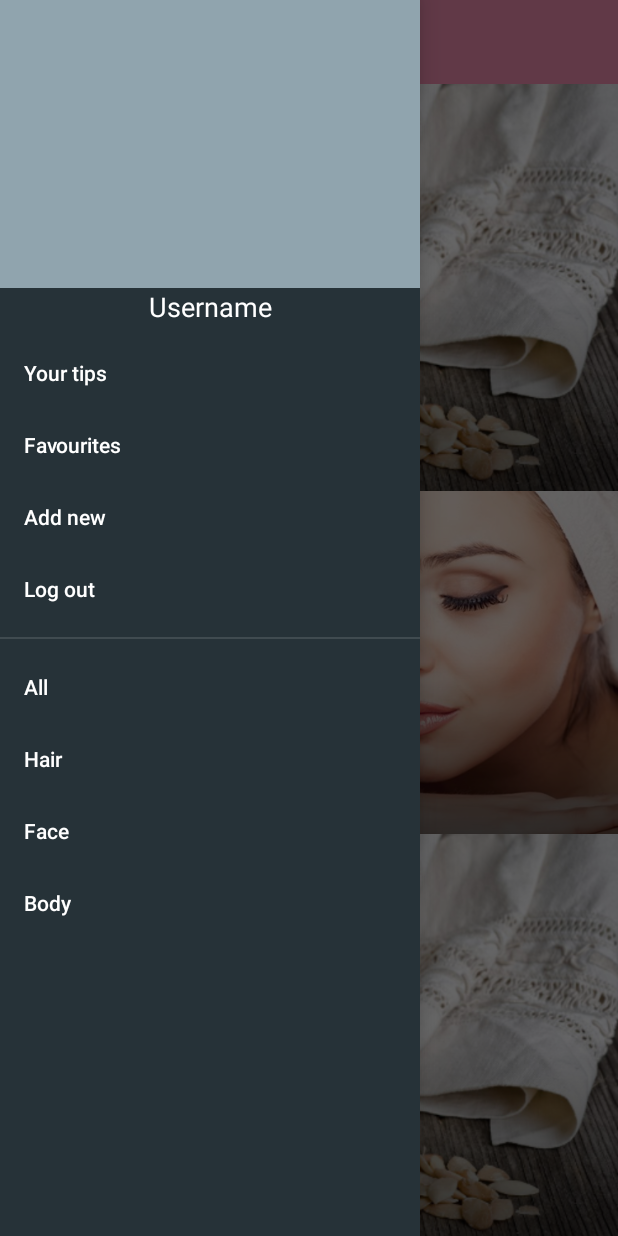
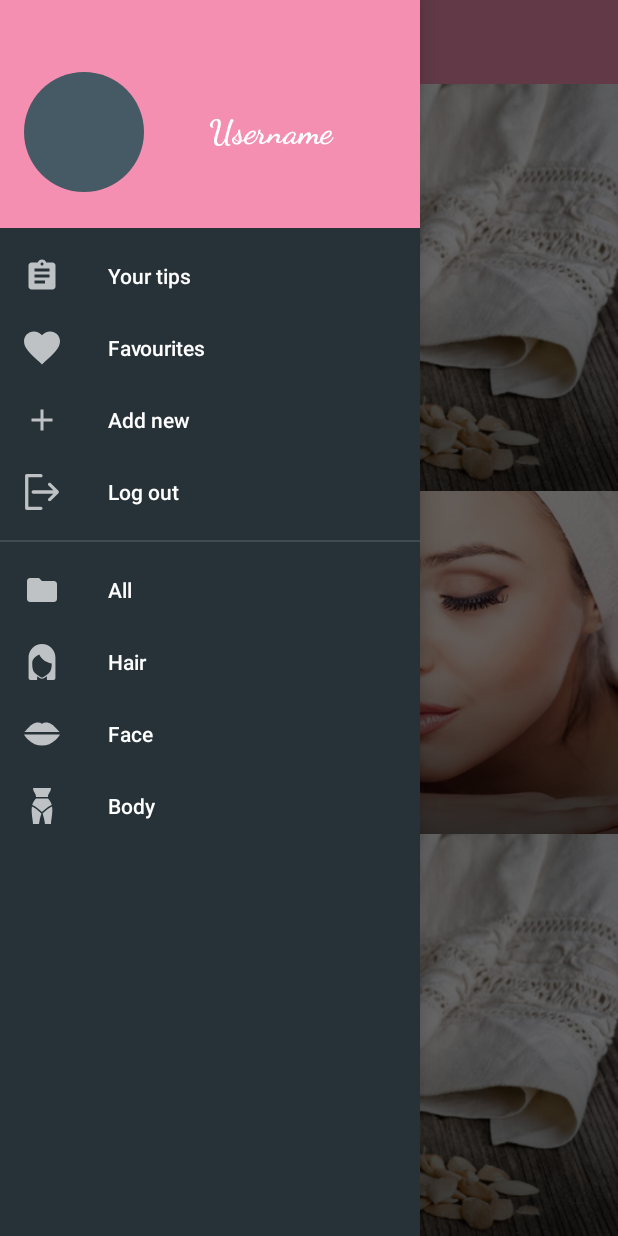
Before and after one commit to yogourt/CosmetiqueOrganique, an Android app: the screen it shows after launch (MainActivity), with the side drawer open, on a phone screen of 412 x 824 dp. Run offline under Robolectric (Android 15) with nearby library versions, the phone set to English and light mode, and no system bars; our stand-ins replace ButterKnife, CircleImageView; Roboto replaces fonts that are not available here.

Commit message:
Improve navigation drawer

```diff
--- a/app/build.gradle
+++ b/app/build.gradle
@@ -44,6 +44,9 @@ dependencies {
 
     //Picasso
     implementation 'com.squareup.picasso:picasso:2.71828'
+
+    //Circle image view
+    implementation 'de.hdodenhof:circleimageview:2.2.0'
 }
 
 
--- /dev/null
+++ b/app/src/main/res/drawable/ic_add.xml
@@ -0,0 +1,9 @@
+<vector xmlns:android="http://schemas.android.com/apk/res/android"
+        android:width="24dp"
+        android:height="24dp"
+        android:viewportWidth="24.0"
+        android:viewportHeight="24.0">
+    <path
+        android:fillColor="#ffffff"
+        android:pathData="M19,13h-6v6h-2v-6H5v-2h6V5h2v6h6v2z"/>
+</vector>
--- /dev/null
+++ b/app/src/main/res/drawable/ic_assignment.xml
@@ -0,0 +1,9 @@
+<vector xmlns:android="http://schemas.android.com/apk/res/android"
+        android:width="24dp"
+        android:height="24dp"
+        android:viewportWidth="24.0"
+        android:viewportHeight="24.0">
+    <path
+        android:fillColor="#ffffff"
+        android:pathData="M19,3h-4.18C14.4,1.84 13.3,1 12,1c-1.3,0 -2.4,0.84 -2.82,2L5,3c-1.1,0 -2,0.9 -2,2v14c0,1.1 0.9,2 2,2h14c1.1,0 2,-0.9 2,-2L21,5c0,-1.1 -0.9,-2 -2,-2zM12,3c0.55,0 1,0.45 1,1s-0.45,1 -1,1 -1,-0.45 -1,-1 0.45,-1 1,-1zM14,17L7,17v-2h7v2zM17,13L7,13v-2h10v2zM17,9L7,9L7,7h10v2z"/>
+</vector>
--- /dev/null
+++ b/app/src/main/res/drawable/ic_folder.xml
@@ -0,0 +1,9 @@
+<vector xmlns:android="http://schemas.android.com/apk/res/android"
+        android:width="24dp"
+        android:height="24dp"
+        android:viewportWidth="24.0"
+        android:viewportHeight="24.0">
+    <path
+        android:fillColor="#ffffff"
+        android:pathData="M10,4H4c-1.1,0 -1.99,0.9 -1.99,2L2,18c0,1.1 0.9,2 2,2h16c1.1,0 2,-0.9 2,-2V8c0,-1.1 -0.9,-2 -2,-2h-8l-2,-2z"/>
+</vector>
--- /dev/null
+++ b/app/src/main/res/drawable/ic_hair.xml
@@ -0,0 +1,4 @@
+<vector android:height="24dp" android:viewportHeight="512.0"
+    android:viewportWidth="512.0" android:width="24dp" xmlns:android="http://schemas.android.com/apk/res/android">
+    <path android:fillColor="#FF000000" android:pathData="M256,0C150.7,0 65.1,85.6 65.1,190.9v292.1c0,16 13,28.9 28.9,28.9h83.9v-0.1c0.1,0 0.2,0.1 0.2,0.1c4.8,0 8.7,-3.9 8.7,-8.7v-43.9l1.9,1.3c0.3,0.2 0.5,0.4 0.8,0.5l8.3,5.6c3.3,2.2 6.5,4.6 9.7,7c13.9,10.3 28.3,20.9 48.5,20.9c20.2,0 34.6,-10.6 48.5,-20.9c3.2,-2.4 6.4,-4.7 9.7,-7l8.3,-5.6c0.1,-0.1 0.2,-0.2 0.4,-0.2c0.9,-0.6 1.9,-1.3 2.8,-1.9v44.3c0,4.7 3.8,8.5 8.5,8.6V512h83.9c15.9,0 28.9,-13 28.9,-28.9V190.9C446.9,85.6 361.3,0 256,0zM352.2,417.1c-7.7,7.3 -16.5,13.9 -25.4,20.1c-4.7,3.2 -9.3,6.4 -14.1,9.6l-8.3,5.6c-3.5,2.4 -6.9,4.9 -10.3,7.4c-12.2,9 -23.7,17.5 -38.2,17.5c-14.5,0 -26,-8.5 -38.2,-17.5c-3.4,-2.5 -6.8,-5 -10.3,-7.4l-8.2,-5.5c-4.7,-3.1 -9.4,-6.3 -14,-9.5c-9,-6.2 -17.8,-12.8 -25.5,-20.2c-39.3,-37.3 -42.6,-95.5 -42.6,-147.1c0,-31.7 14.8,-62.3 39.5,-81.6c22.3,-17.5 47.7,-31.3 60.3,-37.7C263.4,252.4 365.2,273.7 394.8,277.7C394.4,327.4 389.6,381.6 352.2,417.1z"/>
+</vector>
--- /dev/null
+++ b/app/src/main/res/drawable/ic_heart.xml
@@ -0,0 +1,4 @@
+<vector android:height="24dp" android:viewportHeight="510.0"
+    android:viewportWidth="510.0" android:width="24dp" xmlns:android="http://schemas.android.com/apk/res/android">
+    <path android:fillColor="#FFFFFF" android:pathData="M255,489.6l-35.7,-35.7C86.7,336.6 0,257.5 0,160.6C0,81.6 61.2,20.4 140.3,20.4c43.3,0 86.7,20.4 114.8,53.5C283,40.8 326.4,20.4 369.8,20.4C448.8,20.4 510,81.6 510,160.6c0,96.9 -86.7,175.9 -219.3,293.3L255,489.6z"/>
+</vector>
--- /dev/null
+++ b/app/src/main/res/drawable/ic_kiss.xml
@@ -0,0 +1,5 @@
+<vector android:height="24dp" android:viewportHeight="512.002"
+    android:viewportWidth="512.002" android:width="24dp" xmlns:android="http://schemas.android.com/apk/res/android">
+    <path android:fillColor="#FFFFFF" android:pathData="M473.3,192.8c-21.1,-24.3 -47.3,-54.6 -76.2,-73.3C346.7,86.9 293.1,83.5 256,109.3c-37.1,-25.8 -90.7,-22.4 -141.1,10.2c-28.9,18.7 -55.1,49 -76.2,73.3C26.7,206.7 13.2,222.2 5.3,227.8H506.6C498.8,222.2 485.3,206.7 473.3,192.8z"/>
+    <path android:fillColor="#FFFFFF" android:pathData="M0,262.2c8.8,14.6 28.7,44.2 59.7,74.1c57,54.7 124.9,83.6 196.3,83.6s139.3,-28.9 196.3,-83.6c31.1,-29.8 50.9,-59.5 59.7,-74.1H0z"/>
+</vector>
--- /dev/null
+++ b/app/src/main/res/drawable/ic_logout.xml
@@ -0,0 +1,5 @@
+<vector android:height="24dp" android:viewportHeight="330.0"
+    android:viewportWidth="330.0" android:width="24dp" xmlns:android="http://schemas.android.com/apk/res/android">
+    <path android:fillColor="#FFFFFF" android:pathData="M245.6,84.4c-5.9,-5.9 -15.4,-5.9 -21.2,-0c-5.9,5.9 -5.9,15.4 0,21.2L268.8,150H85c-8.3,0 -15,6.7 -15,15s6.7,15 15,15h183.8l-44.4,44.4c-5.9,5.9 -5.9,15.4 0,21.2c2.9,2.9 6.8,4.4 10.6,4.4c3.8,0 7.7,-1.5 10.6,-4.4l70,-70c5.9,-5.9 5.9,-15.4 0,-21.2L245.6,84.4z"/>
+    <path android:fillColor="#FFFFFF" android:pathData="M155,330c8.3,0 15,-6.7 15,-15s-6.7,-15 -15,-15H40V30h115c8.3,0 15,-6.7 15,-15s-6.7,-15 -15,-15H25c-8.3,0 -15,6.7 -15,15v300c0,8.3 6.7,15 15,15H155z"/>
+</vector>
--- /dev/null
+++ b/app/src/main/res/drawable/ic_plus.xml
@@ -0,0 +1,4 @@
+<vector android:height="24dp" android:viewportHeight="24.0"
+    android:viewportWidth="24.0" android:width="24dp" xmlns:android="http://schemas.android.com/apk/res/android">
+    <path android:fillColor="#FFFFFF" android:pathData="m23,10h-8.5c-0.3,0 -0.5,-0.2 -0.5,-0.5v-8.5c0,-0.6 -0.4,-1 -1,-1h-2c-0.6,0 -1,0.4 -1,1v8.5c0,0.3 -0.2,0.5 -0.5,0.5h-8.5c-0.6,0 -1,0.4 -1,1v2c0,0.6 0.4,1 1,1h8.5c0.3,0 0.5,0.2 0.5,0.5v8.5c0,0.6 0.4,1 1,1h2c0.6,0 1,-0.4 1,-1v-8.5c0,-0.3 0.2,-0.5 0.5,-0.5h8.5c0.6,0 1,-0.4 1,-1v-2c0,-0.6 -0.4,-1 -1,-1z"/>
+</vector>
--- /dev/null
+++ b/app/src/main/res/drawable/ic_shape.xml
@@ -0,0 +1,7 @@
+<vector android:height="24dp" android:viewportHeight="512.0"
+    android:viewportWidth="512.0" android:width="24dp" xmlns:android="http://schemas.android.com/apk/res/android">
+    <path android:fillColor="#FFFFFF" android:pathData="M113.1,262.4C98.1,345.6 128,454.4 128,512h85.3c5.7,-50.9 17.2,-101 34.1,-149.3l-6.4,-6.4C241.1,356.3 170.7,285.9 113.1,262.4z"/>
+    <path android:fillColor="#FFFFFF" android:pathData="M398.9,262.4c-57.6,23.5 -128,93.9 -128,93.9l-6.4,6.4c17,48.3 28.4,98.4 34.1,149.3H384C384,454.4 413.9,345.6 398.9,262.4z"/>
+    <path android:fillColor="#FFFFFF" android:pathData="M341.3,128c0,-57.6 36.3,-57.6 42.7,-128H128c6.4,70.4 42.7,70.4 42.7,128H341.3z"/>
+    <path android:fillColor="#FFFFFF" android:pathData="M341.3,149.3H170.7c-25.7,25.2 -44.1,56.9 -53.3,91.7C179.2,264.5 256,341.3 256,341.3s76.8,-76.8 138.7,-100.3C385.4,206.3 367,174.6 341.3,149.3z"/>
+</vector>
--- a/app/src/main/res/layout/header_nav_drawer.xml
+++ b/app/src/main/res/layout/header_nav_drawer.xml
@@ -2,18 +2,24 @@
 <LinearLayout
     xmlns:android="http://schemas.android.com/apk/res/android"
     android:layout_width="match_parent"
-    android:layout_height="match_parent"
-    android:orientation="vertical">
+    android:layout_height="wrap_content"
+    android:paddingTop="@dimen/header_top_padding"
+    android:paddingBottom="@dimen/header_bottom_padding"
+    android:paddingStart="@dimen/header_horiz_padding"
+    android:paddingEnd="@dimen/header_horiz_padding"
+    android:orientation="horizontal"
+    android:background="@color/pink200">
 
-    <ImageView
-        android:layout_width="match_parent"
-        android:layout_height="192dp"
-        android:background="@color/bluegray300"/>
+    <de.hdodenhof.circleimageview.CircleImageView
+        android:layout_width="@dimen/photo_size"
+        android:layout_height="@dimen/photo_size"
+        android:src="@color/bluegray700"/>
 
     <TextView
         android:layout_width="match_parent"
-        android:layout_height="wrap_content"
+        android:layout_height="match_parent"
         android:gravity="center"
         android:text="Username"
         style="@style/UsernameStyle"/>
+
 </LinearLayout>
--- a/app/src/main/res/menu/drawer_view.xml
+++ b/app/src/main/res/menu/drawer_view.xml
@@ -5,32 +5,40 @@
         android:id="@+id/menu_account">
         <item
             android:id="@+id/nav_your_tips"
-            android:title="@string/nav_your_tips" />
+            android:title="@string/nav_your_tips"
+            android:icon="@drawable/ic_assignment"/>
         <item
             android:id="@+id/nav_favourites"
-            android:title="@string/nav_favourites" />
+            android:title="@string/nav_favourites"
+            android:icon="@drawable/ic_heart"/>
         <item
             android:id="@+id/nav_add_new"
-            android:title="@string/nav_add_new" />
+            android:title="@string/nav_add_new"
+            android:icon="@drawable/ic_add"/>
         <item
             android:id="@+id/nav_log_out"
-            android:title="@string/nav_log_out" />
+            android:title="@string/nav_log_out"
+            android:icon="@drawable/ic_logout"/>
     </group>
 
         <group
             android:id="@+id/menu_categories">
             <item
                 android:id="@+id/nav_all"
-                android:title="@string/nav_all" />
+                android:title="@string/nav_all"
+                android:icon="@drawable/ic_folder"/>
             <item
                 android:id="@+id/nav_hair"
-                android:title="@string/nav_hair" />
+                android:title="@string/nav_hair"
+                android:icon="@drawable/ic_hair"/>
             <item
                 android:id="@+id/nav_face"
-                android:title="@string/nav_face" />
+                android:title="@string/nav_face"
+                android:icon="@drawable/ic_kiss"/>
             <item
                 android:id="@+id/nav_body"
-                android:title="@string/nav_body" />
+                android:title="@string/nav_body"
+                android:icon="@drawable/ic_shape"/>
         </group>
 
 </menu>
--- a/app/src/main/res/values/dimens.xml
+++ b/app/src/main/res/values/dimens.xml
@@ -6,7 +6,9 @@
     <dimen name="fab_margin">16dp</dimen>
 
     <!-- navigation drawer dimens -->
-    <dimen name="header_top_margin">48dp</dimen>
-    <dimen name="header_horiz_margin">32dp</dimen>
-    <dimen name="username_size">18sp</dimen>
+    <dimen name="header_top_padding">48dp</dimen>
+    <dimen name="header_bottom_padding">24dp</dimen>
+    <dimen name="header_horiz_padding">16dp</dimen>
+    <dimen name="username_text_size">22sp</dimen>
+    <dimen name="photo_size">80dp</dimen>
 </resources>
--- a/app/src/main/res/values/styles.xml
+++ b/app/src/main/res/values/styles.xml
@@ -21,7 +21,9 @@
 
     <!-- Navigation drawer -->
     <style name="UsernameStyle" parent="TextAppearance.AppCompat.Medium">
-        <item name="android:textSize">@dimen/username_size</item>
+        <item name="android:textSize">@dimen/username_text_size</item>
         <item name="android:textColor">@android:color/white</item>
+        <item name="android:fontFamily">cursive</item>
+        <item name="android:textStyle">bold</item>
     </style>
 </resources>
```
Also changed, not shown: 2 other files.
